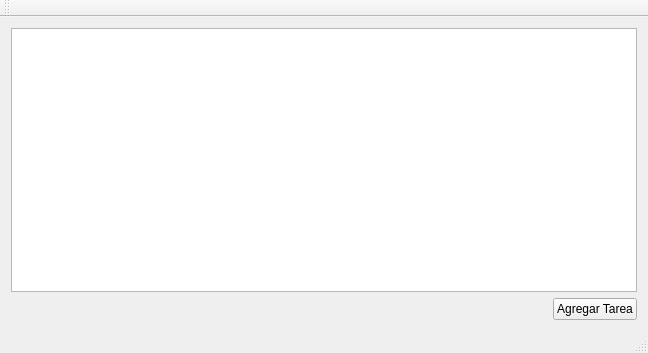
Old version of the form mainwindow.ui in the repository XMoiX22/examen_jimenez_abdiel.
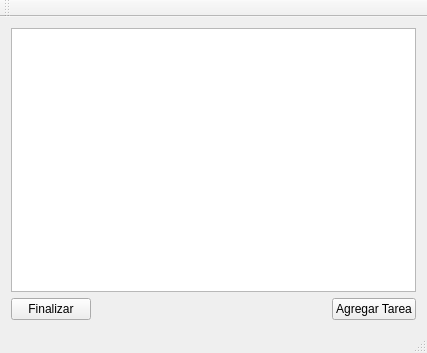
New version of the form.

Patch:
```diff
--- a/mainwindow.ui
+++ b/mainwindow.ui
@@ -6,7 +6,7 @@
    <rect>
     <x>0</x>
     <y>0</y>
-    <width>648</width>
+    <width>427</width>
     <height>353</height>
    </rect>
   </property>
@@ -23,6 +23,13 @@
       <item>
        <layout class="QHBoxLayout" name="horizontalLayout"/>
       </item>
+      <item>
+       <widget class="QPushButton" name="finalizar">
+        <property name="text">
+         <string>Finalizar</string>
+        </property>
+       </widget>
+      </item>
       <item>
        <spacer name="horizontalSpacer">
         <property name="orientation">
```
Left out of the diff: 2 changed lines with no effect on the pictures.
